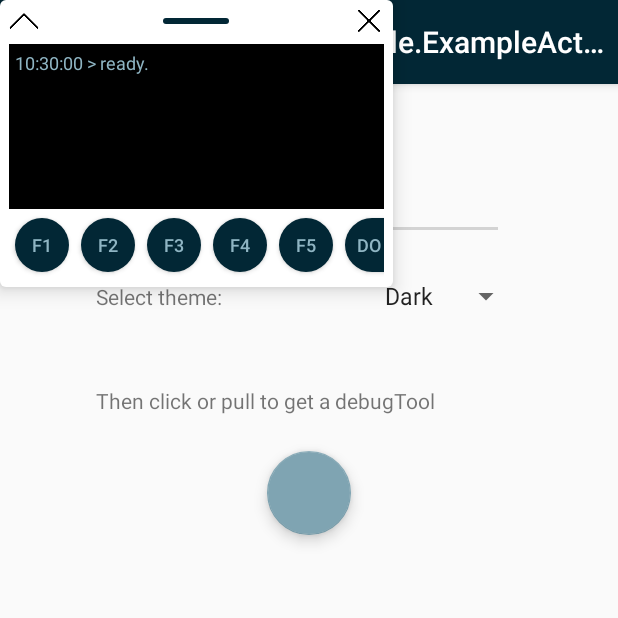
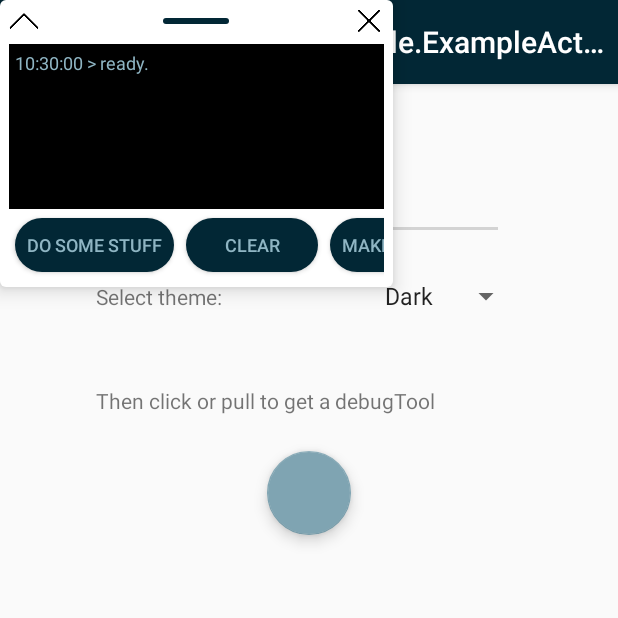
Before and after one commit to hulab/debugkit, an Android app: the screen it shows after launch (ExampleActivity), on a phone screen of 412 x 824 dp, the top half of it. Run offline under Robolectric (Android 15) with nearby library versions, the phone set to English and light mode, and no system bars.

Commit message:
Added shared preference example

```diff
--- a/app/src/main/java/com/hulab/debugkit/example/ExampleActivity.java
+++ b/app/src/main/java/com/hulab/debugkit/example/ExampleActivity.java
@@ -1,5 +1,7 @@
 package com.hulab.debugkit.example;
 
+import android.content.Context;
+import android.content.SharedPreferences;
 import android.os.Bundle;
 import android.support.design.widget.FloatingActionButton;
 import android.support.v7.app.AppCompatActivity;
@@ -15,12 +17,15 @@ import com.hulab.debugkit.DebugFunction;
 import com.hulab.debugkit.DevTool;
 import com.hulab.debugkit.DevToolFragment;
 
+import java.util.Date;
+
 
 public class ExampleActivity extends AppCompatActivity implements AdapterView.OnItemSelectedListener {
 
     private int mTextSize = 12;
     private SeekBar mSeekbar;
     private DevToolFragment.DevToolTheme mTheme = DevToolFragment.DevToolTheme.DARK;
+    private String PREFS_FILE_NAME = "preferences";
 
     @Override
     protected void onCreate(Bundle savedInstanceState) {
@@ -72,14 +77,6 @@ public class ExampleActivity extends AppCompatActivity implements AdapterView.On
                     }
                 }
 
-                builder.addFunction(new DebugFunction("Do some stuff") {
-                    @Override
-                    public String call() throws Exception {
-                        return "This function has a title";
-                    }
-                }).addFunction(new DebugFunction.Clear())
-                .addFunction(new DebugFunction.DumpSharedPreferences("Shared prefs", ExampleActivity.this, "toto"));
-
                 builder.setTextSize(mTextSize)
                         .setTheme(mTheme)
                         .build();
@@ -90,18 +87,24 @@ public class ExampleActivity extends AppCompatActivity implements AdapterView.On
 
         final DevTool.Builder builder = new DevTool.Builder(ExampleActivity.this);
 
-        if (mSeekbar != null) {
-            for (int i = 0; i < mSeekbar.getProgress(); i++) {
-                builder.addFunction(doSomeStuff());
-            }
-        }
-
         builder.addFunction(new DebugFunction("Do some stuff") {
             @Override
             public String call() throws Exception {
                 return "This function has a title";
             }
-        });
+        }).addFunction(new DebugFunction.Clear("Clear"))
+                .addFunction(new DebugFunction("Make ShPrf") {
+                    @Override
+                    public String call() throws Exception {
+                        SharedPreferences.Editor editor = ExampleActivity.this.getSharedPreferences(PREFS_FILE_NAME, Context.MODE_PRIVATE).edit();
+                        editor.putString("UpdatedAt", new Date(System.currentTimeMillis()).toString());
+                        editor.putBoolean("Key 1", true);
+                        editor.putString("Key 2", "value");
+                        editor.putString("Key 3", "value 2");
+                        editor.apply();
+                        return "Preferences file has been created.";
+                    }
+                }).addFunction(new DebugFunction.DumpSharedPreferences("Shared prefs", PREFS_FILE_NAME));
 
         builder.setTextSize(mTextSize)
                 .setTheme(mTheme)
--- a/debugkit/src/main/java/com/hulab/debugkit/DebugFunction.java
+++ b/debugkit/src/main/java/com/hulab/debugkit/DebugFunction.java
@@ -75,6 +75,10 @@ public abstract class DebugFunction implements Callable<String> {
     }
 
     public static class Clear extends DebugFunction {
+        public Clear(String title) {
+            super(title);
+        }
+
         @Override
         public String call() throws Exception {
             clear();
@@ -145,7 +149,7 @@ public abstract class DebugFunction implements Callable<String> {
             SharedPreferences preferences = context.getSharedPreferences(FILE_NAME, mode);
             java.util.Map<String, ?> keys = preferences.getAll();
 
-            StringBuilder sb = new StringBuilder();
+            StringBuilder sb = new StringBuilder("\n");
 
             for (java.util.Map.Entry<String, ?> entry : keys.entrySet())
                 sb.append(entry).append(",\n");
```
